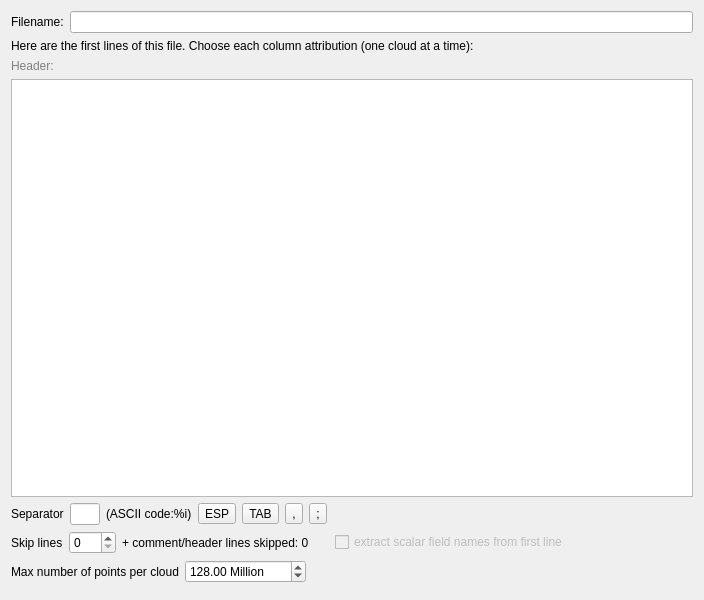
Above: libs/qCC_io/ui_templates/openAsciiFileDlg.ui from CloudCompare/CloudCompare before the change. Below: the same form after it.
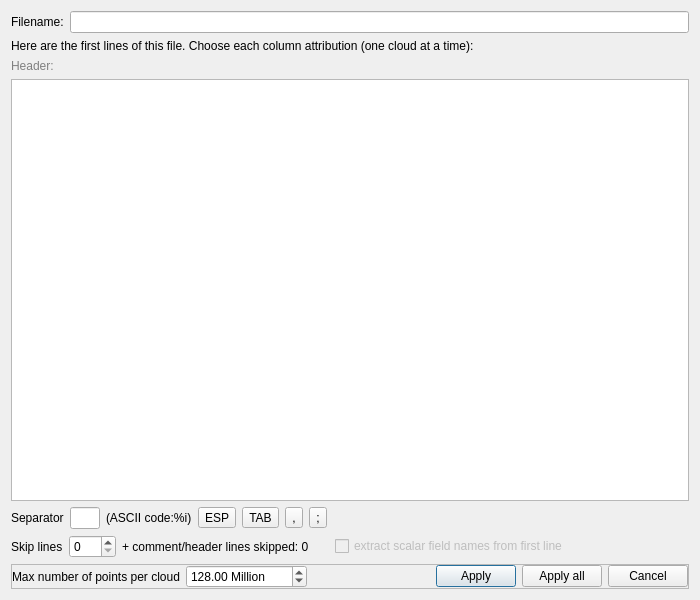
That is the form after the change.

Commit message: New "Apply" and "Apply all" buttons for the PLY import dialog

```diff
--- a/libs/qCC_io/ui_templates/openAsciiFileDlg.ui
+++ b/libs/qCC_io/ui_templates/openAsciiFileDlg.ui
@@ -6,7 +6,7 @@
    <rect>
     <x>0</x>
     <y>0</y>
-    <width>704</width>
+    <width>700</width>
     <height>600</height>
    </rect>
   </property>
@@ -230,7 +230,26 @@
     </layout>
    </item>
    <item>
-    <layout class="QHBoxLayout" name="horizontalLayout_4">
+    <widget class="QFrame" name="buttonFrame">
+     <property name="frameShape">
+      <enum>QFrame::StyledPanel</enum>
+     </property>
+     <property name="frameShadow">
+      <enum>QFrame::Raised</enum>
+     </property>
+     <layout class="QHBoxLayout" name="horizontalLayout_5">
+      <property name="leftMargin">
+       <number>0</number>
+      </property>
+      <property name="topMargin">
+       <number>0</number>
+      </property>
+      <property name="rightMargin">
+       <number>0</number>
+      </property>
+      <property name="bottomMargin">
+       <number>0</number>
+      </property>
      <item>
       <widget class="QLabel" name="label_5">
        <property name="text">
@@ -258,25 +277,40 @@
       </widget>
      </item>
      <item>
-      <spacer name="horizontalSpacer">
+       <spacer name="horizontalSpacer_5">
        <property name="orientation">
         <enum>Qt::Horizontal</enum>
        </property>
        <property name="sizeHint" stdset="0">
         <size>
-         <width>40</width>
+          <width>157</width>
          <height>20</height>
         </size>
        </property>
       </spacer>
      </item>
-    </layout>
-   </item>
-   <item>
-    <widget class="QDialogButtonBox" name="buttonBox">
-     <property name="orientation">
-      <enum>Qt::Horizontal</enum>
-     </property>
+      <item>
+       <widget class="QPushButton" name="applyButton">
+        <property name="text">
+         <string>Apply</string>
+        </property>
+       </widget>
+      </item>
+      <item>
+       <widget class="QPushButton" name="applyAllButton">
+        <property name="text">
+         <string>Apply all</string>
+        </property>
+       </widget>
+      </item>
+      <item>
+       <widget class="QPushButton" name="cancelButton">
+        <property name="text">
+         <string>Cancel</string>
+        </property>
+       </widget>
+      </item>
+     </layout>
     </widget>
    </item>
   </layout>
```
Left out of the diff: 19 changed lines with no effect on the pictures. Lines whose indentation alone changed are shown as unchanged. The commit also changes 8 other files.
